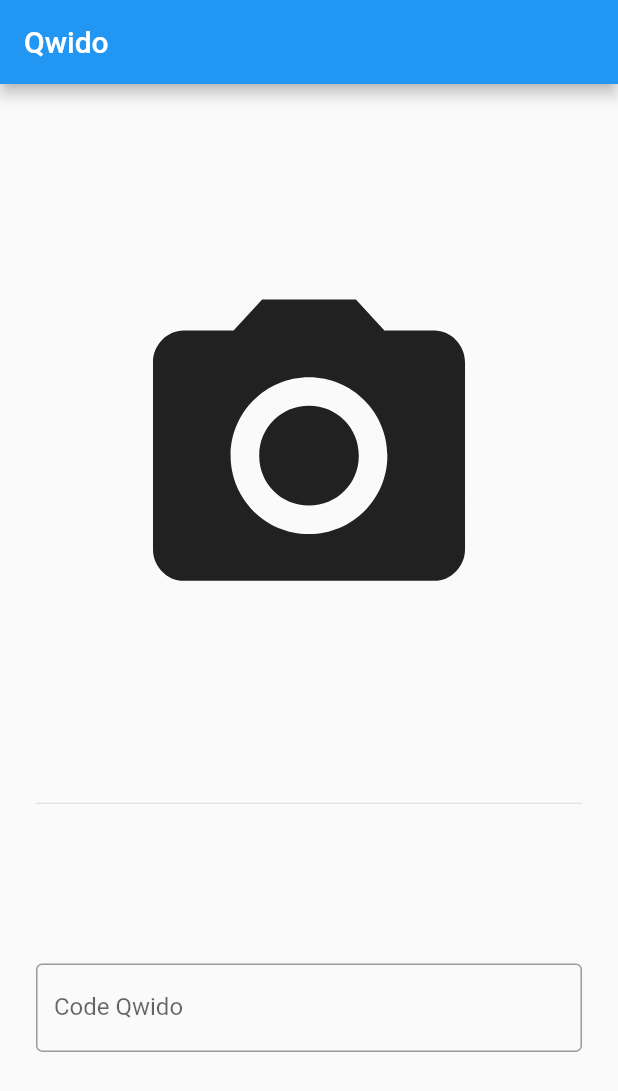
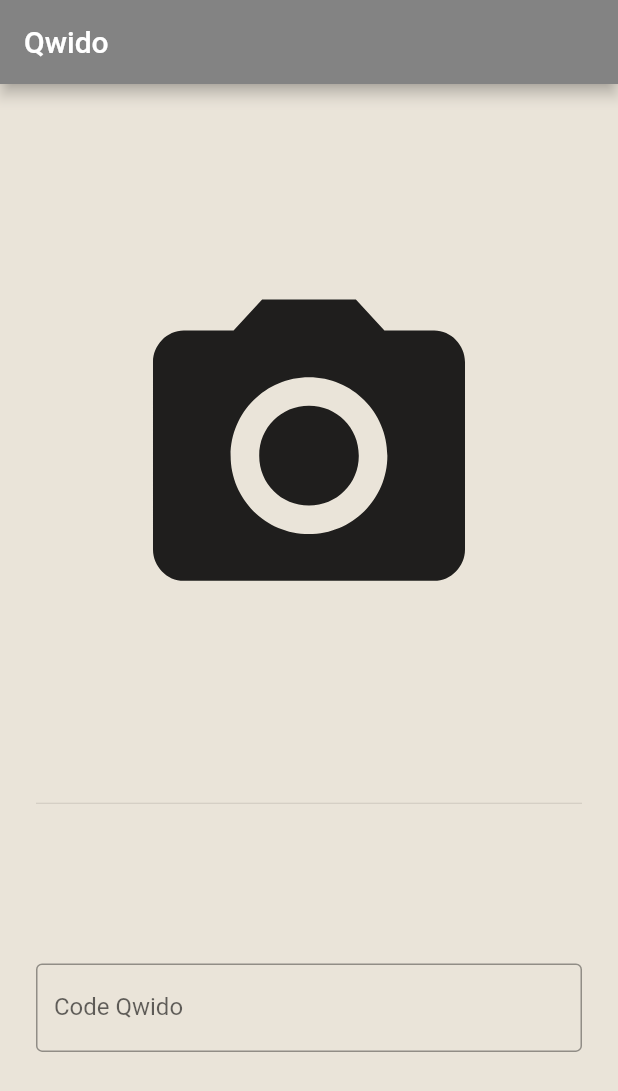
Before and after one commit to qwido/qwido, a Flutter app: the screen it shows after launch, on a phone screen of 412 x 824 dp. Shown: the top 1091 px of the screen. Run offline on Flutter 3.47's test engine with Material 2 defaults, Android fonts, the phone set to English and light mode, and no system bars.

Commit message:
add colors in theme

```diff
--- a/lib/main.dart
+++ b/lib/main.dart
@@ -11,7 +11,14 @@ class MyApp extends StatelessWidget {
     return MaterialApp(
       title: appTitle,
       theme: ThemeData(
-        primarySwatch: Colors.blue,
+        primarySwatch: Colors.grey,
+        textTheme: TextTheme(body1: TextStyle(color: Colors.black)),
+        primaryColor: Color.fromARGB(255, 131, 131, 131),
+        canvasColor: Color.fromARGB(255, 234, 228, 217),
+        //buttonColor: Colors.purple,
+        //highlightColor: Colors.orange,
+        //backgroundColor: Colors.red,
+        //accentColor: Colors.yellow,
       ),
       home: MyHomePage(title: appTitle),
     );
@@ -28,14 +35,12 @@ class MyHomePage extends StatefulWidget {
 }
 
 class _MyHomePageState extends State<MyHomePage> {
-
   @override
   Widget build(BuildContext context) {
     return Scaffold(
-      appBar: AppBar(
-        title: Text(widget.title),
-      ),
-      body: CapturePage()
-    );
+        appBar: AppBar(
+          title: Text(widget.title),
+        ),
+        body: CapturePage());
   }
 }
```
